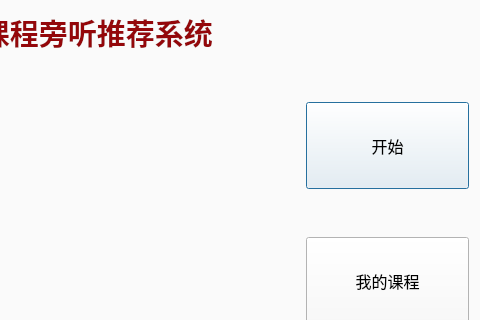
Before: the Qt Designer form PKUCourseRadar/homewindow.ui in DynamicCast03/PKUCourseRadar, drawn with Qt 5; both pictures show x 420 to 900 and y 0 to 320 of the 900 by 650 pixel window.
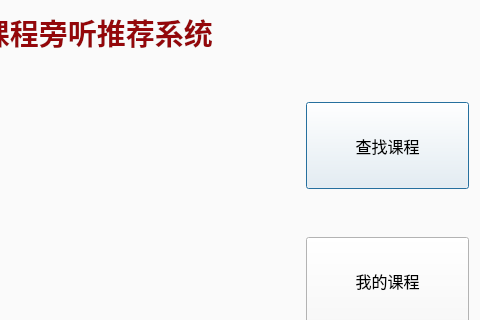
After: the same form once the commit is applied. Icons and pictures are not drawn. Custom widgets are drawn as their Qt base class.

The edit to the form file:
```diff
--- a/PKUCourseRadar/homewindow.ui
+++ b/PKUCourseRadar/homewindow.ui
@@ -131,7 +131,7 @@
           </font>
          </property>
          <property name="text">
-          <string>开始</string>
+          <string>查找课程</string>
          </property>
         </widget>
        </item>
```
